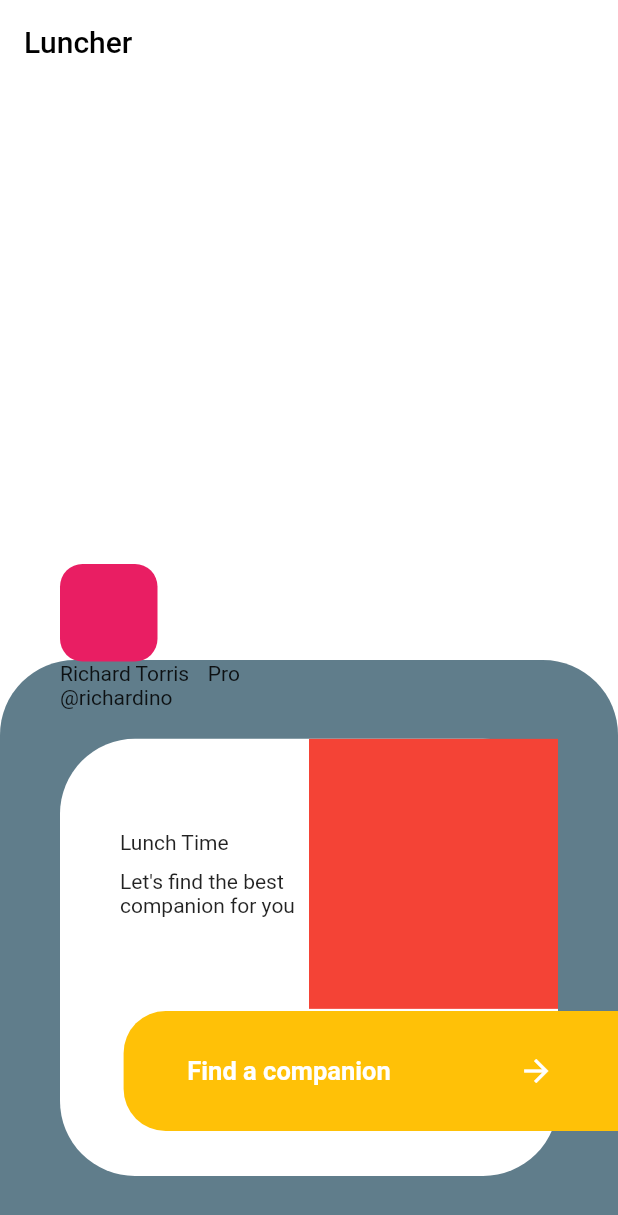
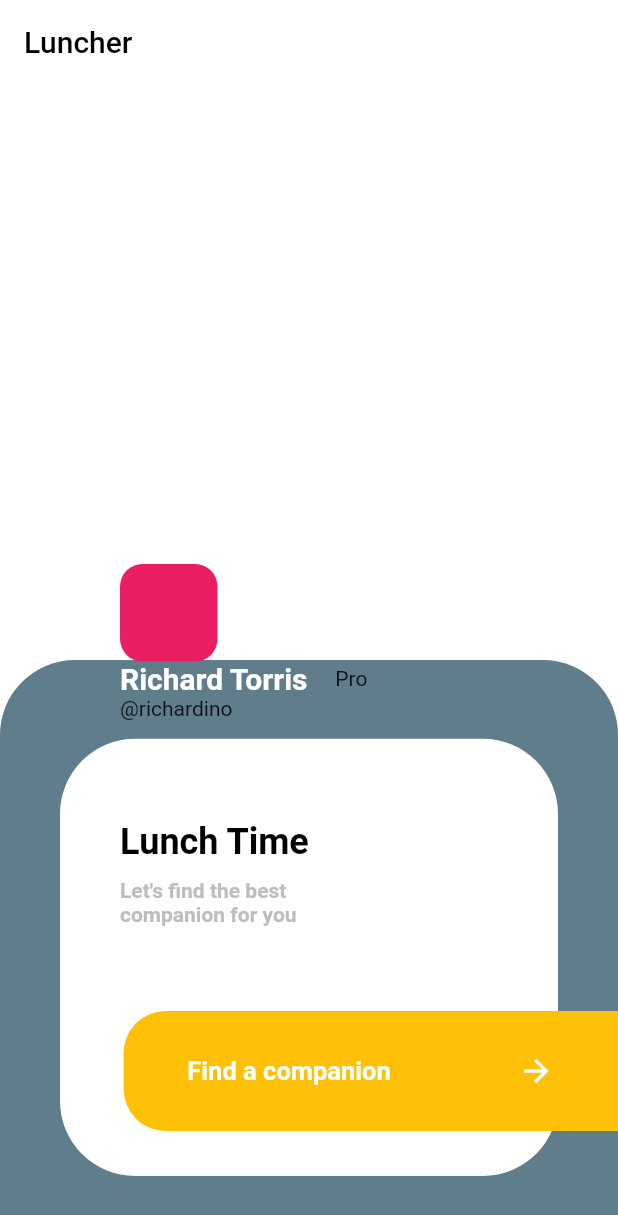
Before and after one commit to france00mf/challenge_flutter_1, a Flutter app: the screen it shows after launch, on a phone screen of 412 x 824 dp. Shown: the top 1215 px of the screen. Run offline on Flutter 3.47's test engine with Material 2 defaults, Android fonts, the phone set to English and light mode, and no system bars.

Commit message:
fix: delete container red and estilization name user

```diff
--- a/lib/src/ui/home/home.dart
+++ b/lib/src/ui/home/home.dart
@@ -54,6 +54,7 @@ class _HomeState extends State<Home> {
                           Expanded(
                               flex: 28,
                               child: Container(
+                                padding: EdgeInsets.only(left: 40),
                                 width: double.infinity,
                                 child: Column(
                                   children: <Widget>[
@@ -72,12 +73,18 @@ class _HomeState extends State<Home> {
                                       alignment: Alignment.topLeft,
                                       child: Container(
                                         alignment: Alignment.topLeft,
-                                        width: 120,
+                                        width: 165,
                                         child: Row(
                                           mainAxisAlignment:
                                               MainAxisAlignment.spaceBetween,
                                           children: <Widget>[
-                                            Text("Richard Torris"),
+                                            Text(
+                                              "Richard Torris",
+                                              style: TextStyle(
+                                                  color: Colors.white,
+                                                  fontWeight: FontWeight.bold,
+                                                  fontSize: 20),
+                                            ),
                                             Text("Pro")
                                           ],
                                         ),
@@ -110,7 +117,14 @@ class _HomeState extends State<Home> {
                                                     Align(
                                                       alignment:
                                                           Alignment.centerLeft,
-                                                      child: Text("Lunch Time"),
+                                                      child: Text(
+                                                        "Lunch Time",
+                                                        style: TextStyle(
+                                                            color: Colors.black,
+                                                            fontWeight:
+                                                                FontWeight.bold,
+                                                            fontSize: 24),
+                                                      ),
                                                     ),
                                                     Container(
                                                       height: 10,
@@ -120,6 +134,12 @@ class _HomeState extends State<Home> {
                                                           Alignment.centerLeft,
                                                       child: Text(
                                                         "Let's find the best \ncompanion for you",
+                                                        style: TextStyle(
+                                                            color: Colors
+                                                                .grey[400],
+                                                            fontWeight:
+                                                                FontWeight.bold,
+                                                            fontSize: 14),
                                                       ),
                                                     ),
                                                   ],
@@ -129,7 +149,8 @@ class _HomeState extends State<Home> {
                                               flex: 50,
                                               child: Container(
                                                 decoration: BoxDecoration(
-                                                    color: Colors.red),
+                                                    //color: Colors.red
+                                                    ),
                                               ))
                                         ],
                                       ),
```
